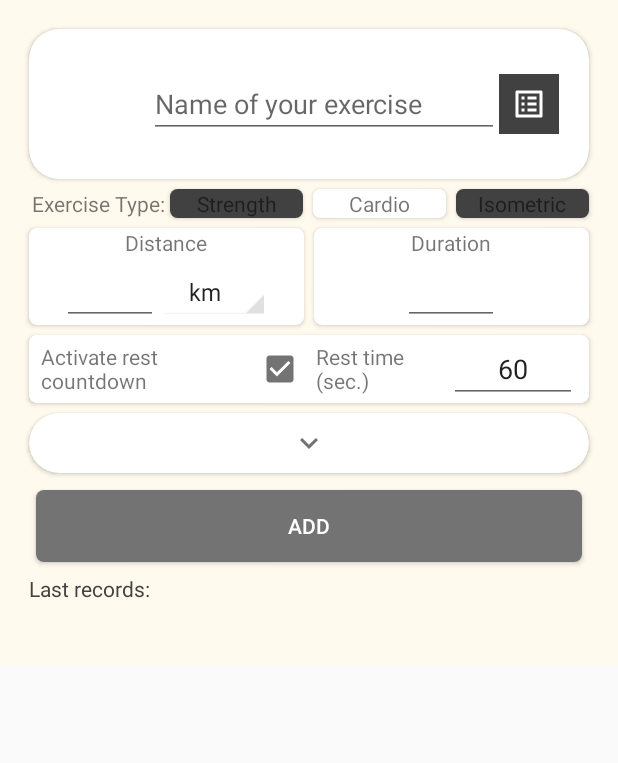
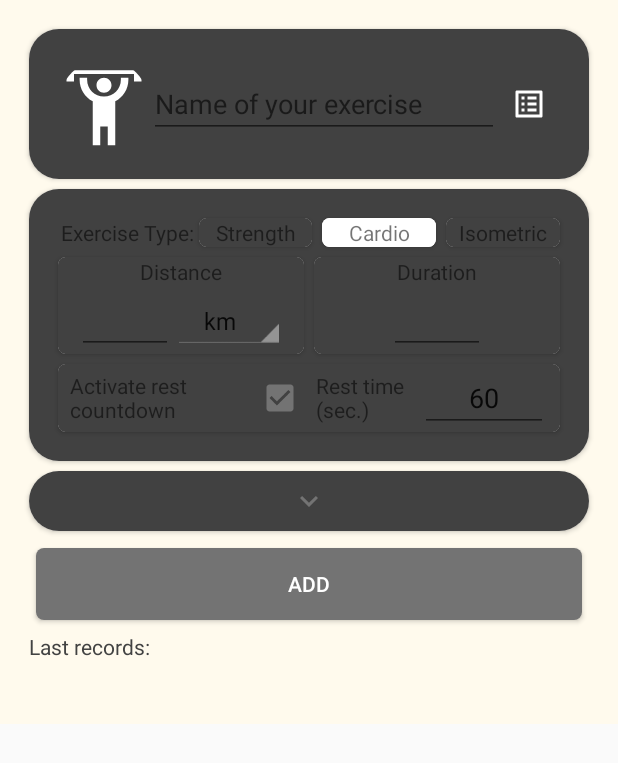
Before and after one commit to CharlieBrown018/Journfitplus, an Android app: the fragment FontesFragment shown on its own in the app's theme, on a phone screen of 412 x 824 dp. Shown: the top 763 px of the screen. Run offline under Robolectric (Android 15) with nearby library versions, the phone set to English and light mode, and no system bars; our stand-ins replace androidx.preference; libraries missing offline, so code that uses them is left out: cn.pedant, com.ikovac.timepickerwithseconds, com.mikhaellopez.circularimageview, com.onurkaganaldemir.ktoastlib; plain views replace CircularImageView; 5 statements that could not run were skipped.

Commit message:
New UI Updates again

```diff
--- a/app/src/main/res/layout/singlevalueinput_view.xml
+++ b/app/src/main/res/layout/singlevalueinput_view.xml
@@ -8,11 +8,13 @@
     android:layout_weight="40"
     android:visibility="visible">
 
+
     <LinearLayout
         android:layout_width="match_parent"
         android:layout_height="wrap_content"
         android:gravity="center_horizontal"
-        android:orientation="vertical">
+        android:orientation="vertical"
+        android:background="#414141">
 
         <TextView
             android:id="@+id/singlevalueinput_title"
--- a/app/src/main/res/layout/tab_fontes.xml
+++ b/app/src/main/res/layout/tab_fontes.xml
@@ -34,7 +34,8 @@
                 android:layout_width="fill_parent"
                 android:layout_height="wrap_content"
                 android:orientation="vertical"
-                android:padding="20dp">
+                android:padding="20dp"
+                android:background="#414141">
 
                 <RelativeLayout
                     android:layout_width="match_parent"
@@ -82,14 +83,24 @@
             </LinearLayout>
         </androidx.cardview.widget.CardView>
 
-        <com.journfitness.views.WorkoutValuesInputView
-            android:id="@+id/WorkoutValuesInput"
+        <androidx.cardview.widget.CardView
+            android:id="@+id/workoutValuesCardView"
+            style="@style/CardViewStyle"
             android:layout_width="match_parent"
             android:layout_height="wrap_content"
-            app:selectedType="cardio"
-            app:showRestTime="true"
-            app:showTypeSelector="true"
-            android:textColor="#000000"/>
+            app:cardCornerRadius="20dp">
+
+            <com.journfitness.views.WorkoutValuesInputView
+                android:id="@+id/WorkoutValuesInput"
+                android:layout_width="match_parent"
+                android:layout_height="wrap_content"
+                app:selectedType="cardio"
+                app:showRestTime="true"
+                app:showTypeSelector="true"
+                android:textColor="#000000"
+                android:padding="16dp"
+                android:background="#414141"/>
+        </androidx.cardview.widget.CardView>
 
         <androidx.cardview.widget.CardView
             android:id="@+id/detailsCardView"
@@ -102,7 +113,8 @@
                 android:layout_width="fill_parent"
                 android:layout_height="wrap_content"
                 android:animateLayoutChanges="true"
-                android:orientation="vertical">
+                android:orientation="vertical"
+                android:background="#414141">
 
                 <ImageButton
                     android:id="@+id/buttonExpandArrow"
--- a/app/src/main/res/layout/workoutvaluesinput_view.xml
+++ b/app/src/main/res/layout/workoutvaluesinput_view.xml
@@ -4,7 +4,8 @@
     xmlns:tools="http://schemas.android.com/tools"
     android:layout_width="match_parent"
     android:layout_height="wrap_content"
-    android:orientation="vertical">
+    android:orientation="vertical"
+    android:background="#414141">
 
     <androidx.appcompat.widget.LinearLayoutCompat
         android:id="@+id/ExerciseTypeSelectorLayout"
@@ -12,7 +13,7 @@
         android:layout_height="wrap_content"
         android:baselineAligned="false"
         android:orientation="horizontal"
-        android:visibility="visible">
+        android:visibility="invisible">
 
         <TextView
             style="@style/Widget.AppCompat.TextView"
@@ -88,7 +89,8 @@
         android:baselineAligned="false"
         android:gravity="center_horizontal"
         android:orientation="horizontal"
-        android:visibility="visible">
+        android:visibility="visible"
+        >
 
         <!-- SETS -->
         <com.journfitness.views.SingleValueInputView
@@ -102,7 +104,8 @@
             app:title="@string/SerieLabel"
             app:value=""
             tools:value="10"
-            tools:visibility="visible" />
+            tools:visibility="visible"
+            />
 
         <!-- REPS -->
         <com.journfitness.views.SingleValueInputView
@@ -144,7 +147,8 @@
             app:title="@string/PoidsLabel"
             app:units="@array/weight_units"
             tools:value="10"
-            tools:visibility="visible" />
+            tools:visibility="visible"
+            />
 
         <!-- DISTANCE -->
         <com.journfitness.views.SingleValueInputView
@@ -185,7 +189,8 @@
         <LinearLayout
             android:layout_width="match_parent"
             android:layout_height="wrap_content"
-            android:orientation="horizontal">
+            android:orientation="horizontal"
+            android:background="#414141">
 
             <TextView
                 android:layout_width="wrap_content"
```
